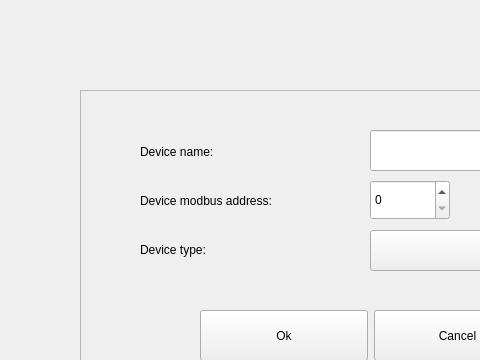
Above: modbus-app/ui/AddEditDevice.ui from matus-u/sz-modbus before the change; both pictures show x 100 to 580 and y 0 to 360 of the 1024 by 768 pixel window. Below: the same form after it.
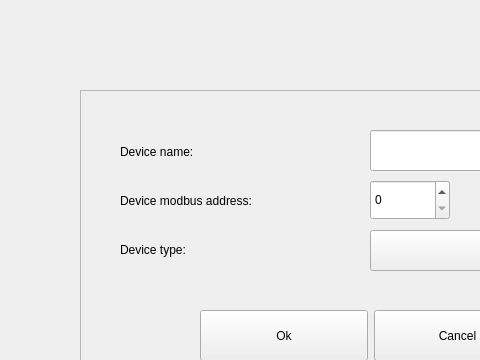
That is the form after the change.

```diff
--- a/modbus-app/ui/AddEditDevice.ui
+++ b/modbus-app/ui/AddEditDevice.ui
@@ -40,9 +40,9 @@
    <widget class="QWidget" name="layoutWidget">
     <property name="geometry">
      <rect>
-      <x>60</x>
+      <x>40</x>
       <y>40</y>
-      <width>151</width>
+      <width>241</width>
       <height>141</height>
      </rect>
     </property>
```
